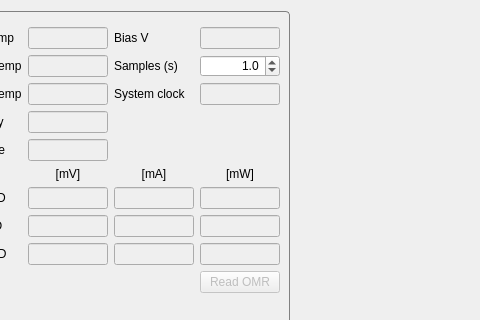
This is SpidrMpx3Eq/qcstmconfigmonitoring.ui in navrit/dexter as Qt 5 draws it before an edit; both pictures show x 603 to 1083 and y 0 to 320 of the 1187 by 790 pixel window. The edited form follows.
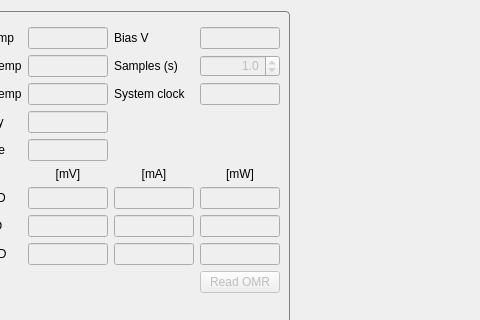
This is the edited form.

Commit message: Issue #231 solved.(Config/Monitoring view observation)

Diff of the .ui file:
```diff
--- a/SpidrMpx3Eq/qcstmconfigmonitoring.ui
+++ b/SpidrMpx3Eq/qcstmconfigmonitoring.ui
@@ -237,6 +237,9 @@
         </item>
         <item row="2" column="4">
          <widget class="QDoubleSpinBox" name="samplingSpinner">
+          <property name="enabled">
+           <bool>false</bool>
+          </property>
           <property name="sizePolicy">
            <sizepolicy hsizetype="Fixed" vsizetype="Fixed">
             <horstretch>0</horstretch>
```
The commit also changes 2 other files.
